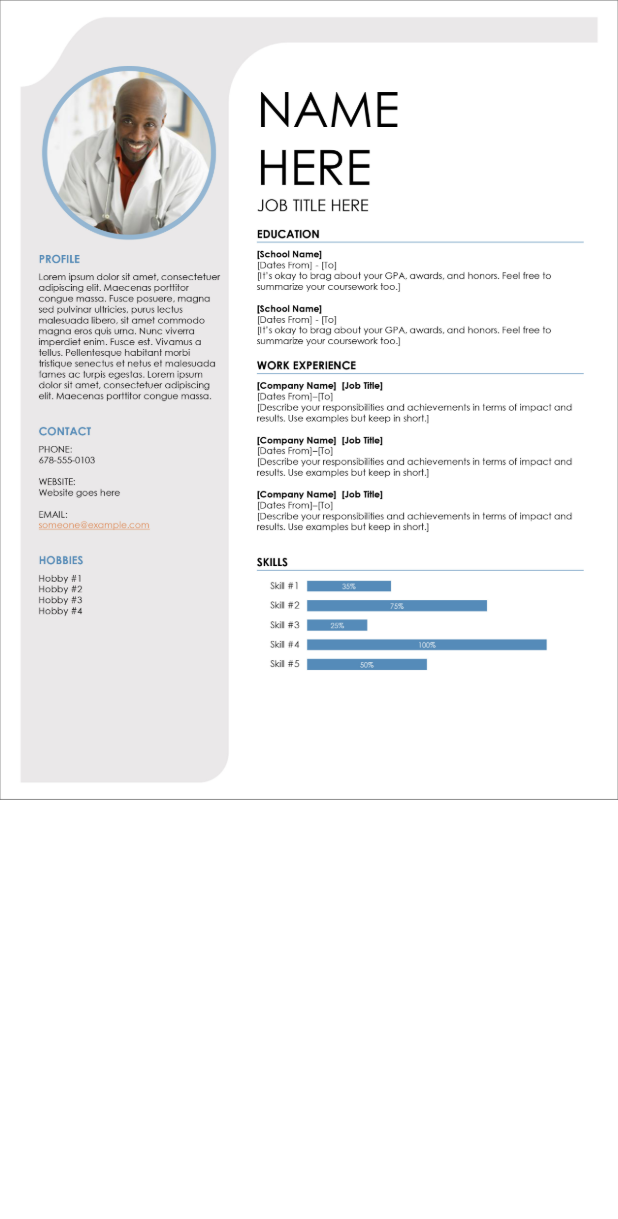
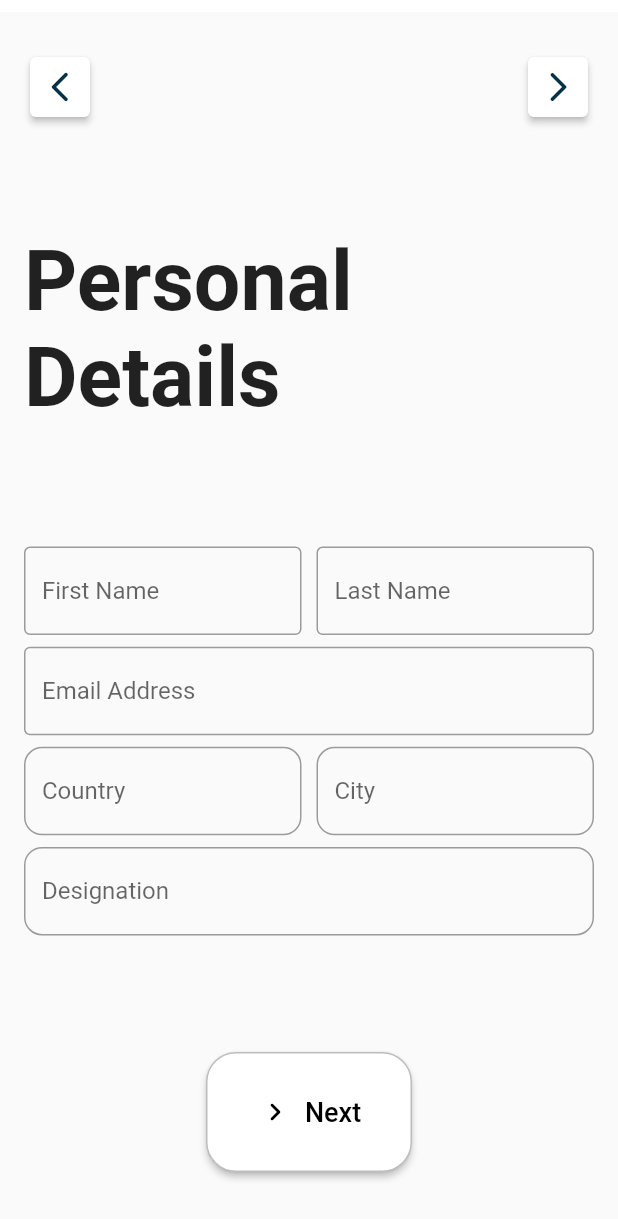
Before and after one commit to Aej75/CVcraft, a Flutter app: the EditTempletPage screen opened by its route, on a phone screen of 412 x 824 dp. Shown: the top 1219 px of the screen. Run offline on Flutter 3.47's test engine with Material 2 defaults, Android fonts, the phone set to English and light mode, and no system bars; our stand-ins replace auto_route, bloc, carousel_slider, flutter_advanced_drawer, flutter_bloc, flutter_onboarding_slider and 5 more; accounts and stored records are empty.

Commit message:
personal and resume objectives form

```diff
--- a/lib/core/routes/routes.dart
+++ b/lib/core/routes/routes.dart
@@ -2,11 +2,13 @@ import 'package:auto_route/annotations.dart';
 import 'package:cv_app/features/dashboard/presentation/pages/homepage.dart';
 import 'package:cv_app/features/onboarding/presentation/pages/onboarding.dart';
 
-import '../../features/dashboard/presentation/pages/edit_templet_page.dart';
+import '../../features/dashboard/presentation/pages/forms/personal_details.dart';
+import '../../features/dashboard/presentation/pages/forms/resume_objectives.dart';
 
 @AdaptiveAutoRouter(preferRelativeImports: true, routes: [
   AdaptiveRoute(page: OnboardingPage, initial: true),
   AdaptiveRoute(page: HomePage),
   AdaptiveRoute(page: EditTempletPage),
+  AdaptiveRoute(page: ResumeObjective)
 ])
 class $AppRouter {}
--- a/lib/core/widgets/blueprint.dart
+++ b/lib/core/widgets/blueprint.dart
@@ -1,22 +1,76 @@
 import 'package:flutter/material.dart';
 
-class BluePrint extends StatelessWidget {
-  final String? title;
+class BaseView extends StatelessWidget {
   final Widget body;
-  final bool noPadding;
-  final Color background;
+  final String? titleText;
+  final Color? appBarColor;
+  final Color? color;
+  final bool resizeToAvoidBottomInset;
+  final WillPopCallback? onBackCallback;
+  final List<Widget> actions;
+  final EdgeInsets padding;
+  final Widget? bottomSheet;
+  final Widget? bottomNavigationBar;
+  final Widget? leading;
+  final PreferredSizeWidget? bottomWidget;
+  final double elevation;
+  final bool automaticallyImplyiLeading;
+  final Widget? floatingActionButton;
 
-  const BluePrint(
-      {super.key,
-      this.title,
-      required this.body,
-      this.noPadding = false,
-      this.background = const Color.fromARGB(255, 86, 163, 252)});
+  const BaseView({
+    Key? key,
+    this.automaticallyImplyiLeading = true,
+    this.titleText,
+    required this.body,
+    this.appBarColor,
+    this.color,
+    this.resizeToAvoidBottomInset = true,
+    this.onBackCallback,
+    this.bottomSheet,
+    this.padding = const EdgeInsets.all(16.0),
+    this.actions = const [],
+    this.bottomNavigationBar,
+    this.bottomWidget,
+    this.elevation = 2,
+    this.leading,
+    this.floatingActionButton,
+  }) : super(key: key);
 
   @override
   Widget build(BuildContext context) {
-    return SafeArea(
-      child: Scaffold(backgroundColor: background, body: body),
+    return WillPopScope(
+        onWillPop: onBackCallback,
+        child: SafeArea(
+          minimum: const EdgeInsets.only(top: 8, bottom: 0),
+          child: Scaffold(
+            bottomNavigationBar: bottomNavigationBar,
+            bottomSheet: bottomSheet,
+            resizeToAvoidBottomInset: resizeToAvoidBottomInset,
+            appBar: toolbar(context),
+            body: Padding(padding: padding, child: body),
+            floatingActionButton: floatingActionButton,
+          ),
+        ));
+  }
+
+  PreferredSize toolbar(BuildContext context) {
+    return PreferredSize(
+      preferredSize: Size.fromHeight(bottomWidget != null
+          ? 140.0
+          : titleText != null
+              ? 56.0
+              : 0.0),
+      child: AppBar(
+        automaticallyImplyLeading: automaticallyImplyiLeading,
+        centerTitle: true,
+        leading: leading,
+        actions: actions,
+        elevation: elevation,
+        title: Text(
+          titleText ?? '',
+        ),
+        bottom: bottomWidget,
+      ),
     );
   }
 }
--- /dev/null
+++ b/lib/core/widgets/top_button.dart
@@ -0,0 +1,31 @@
+import 'package:cv_app/core/constants/colors.dart';
+import 'package:flutter/material.dart';
+
+class TopButton extends StatelessWidget {
+  final VoidCallback? onPressed;
+  final IconData? icon;
+  const TopButton({super.key, this.onPressed, this.icon});
+
+  @override
+  Widget build(BuildContext context) {
+    return Padding(
+      padding: const EdgeInsets.only(
+        top: 10,
+      ),
+      child: TextButton(
+        onPressed: onPressed,
+        style: TextButton.styleFrom(
+          elevation: 2,
+          foregroundColor: kDarkBlueColor,
+          backgroundColor: Colors.white,
+          padding: EdgeInsets.zero,
+          minimumSize: const Size(40, 40),
+        ),
+        child: Padding(
+          padding: const EdgeInsets.all(8.0),
+          child: Icon(icon),
+        ),
+      ),
+    );
+  }
+}
--- a/lib/features/dashboard/presentation/pages/edit_templet_page.dart
+++ /dev/null
@@ -1,41 +0,0 @@
-import 'package:cv_app/core/widgets/blueprint.dart';
-import 'package:flutter/material.dart';
-import 'package:zoom_widget/zoom_widget.dart';
-
-class EditTempletPage extends StatefulWidget {
-  const EditTempletPage({super.key});
-
-  @override
-  State<EditTempletPage> createState() => _EditTempletPageState();
-}
-
-class _EditTempletPageState extends State<EditTempletPage> {
-  final TextEditingController _controller = TextEditingController();
-  final int _scale = 1;
-  double imageHeight = 0.0;
-  double imageWidth = 0.0;
-  @override
-  Widget build(BuildContext context) {
-    return BluePrint(
-      background: Colors.white,
-      body: Zoom(
-        maxZoomWidth: MediaQuery.of(context).size.width,
-        maxZoomHeight: MediaQuery.of(context).size.height,
-        child: Form(
-          child: Column(
-            mainAxisAlignment: MainAxisAlignment.start,
-            children: [
-              Image.asset(
-                'assets/images/templets/cv.jpg',
-                fit: BoxFit.fitWidth,
-              ),
-              SingleChildScrollView(
-                child: Column(children: const []),
-              )
-            ],
-          ),
-        ),
-      ),
-    );
-  }
-}
--- /dev/null
+++ b/lib/features/dashboard/presentation/pages/forms/personal_details.dart
@@ -0,0 +1,182 @@
+import 'dart:io';
+
+import 'package:auto_route/auto_route.dart';
+import 'package:cv_app/core/routes/routes.gr.dart';
+import 'package:cv_app/core/widgets/blueprint.dart';
+import 'package:cv_app/core/widgets/top_button.dart';
+import 'package:flutter/material.dart';
+import 'package:pdf/widgets.dart' as pw;
+
+class EditTempletPage extends StatefulWidget {
+  const EditTempletPage({super.key});
+
+  @override
+  State<EditTempletPage> createState() => _EditTempletPageState();
+}
+
+class _EditTempletPageState extends State<EditTempletPage> {
+  final _formKey = GlobalKey<FormState>();
+
+  final TextEditingController _firstName = TextEditingController();
+  final TextEditingController _lastName = TextEditingController();
+  final TextEditingController _email = TextEditingController();
+  final TextEditingController _country = TextEditingController();
+  final TextEditingController _city = TextEditingController();
+  final TextEditingController _designation = TextEditingController();
+
+  final pdf = pw.Document();
+  readPdf() async {
+    final pdf = pw.Document();
+
+    pdf.addPage(
+      pw.Page(
+        build: (pw.Context context) => pw.Center(
+          child: pw.Text('Hello World!'),
+        ),
+      ),
+    );
+
+    final file = File('example.pdf');
+    await file.writeAsBytes(await pdf.save());
+  }
+
+  @override
+  void initState() {
+    // TODO: implement initState
+    super.initState();
+    // readPdf();
+  }
+
+  @override
+  Widget build(BuildContext context) {
+    return BaseView(
+      color: Colors.white,
+      body: Form(
+        key: _formKey,
+        child: SingleChildScrollView(
+            child: Column(
+          crossAxisAlignment: CrossAxisAlignment.start,
+          children: [
+            Row(
+              mainAxisAlignment: MainAxisAlignment.spaceBetween,
+              children: [
+                TopButton(
+                  icon: Icons.arrow_back_ios_new_rounded,
+                  onPressed: () {
+                    Navigator.pop(context); // Pop the current route
+                  },
+                ),
+                TopButton(
+                  icon: Icons.arrow_forward_ios_rounded,
+                  onPressed: () {},
+                ),
+              ],
+            ),
+            SizedBox(
+              height: MediaQuery.of(context).size.height / 3,
+              child: const Align(
+                alignment: AlignmentDirectional.centerStart,
+                child: Text(
+                  'Personal\nDetails',
+                  style: TextStyle(fontSize: 55, fontWeight: FontWeight.w600),
+                ),
+              ),
+            ),
+            SizedBox(
+              height: MediaQuery.of(context).size.height / 3,
+              child: Column(
+                mainAxisAlignment: MainAxisAlignment.spaceEvenly,
+                crossAxisAlignment: CrossAxisAlignment.start,
+                children: [
+                  Row(
+                    children: [
+                      Expanded(
+                          child: TextFormField(
+                        controller: _firstName,
+                        decoration: const InputDecoration(
+                            hintText: 'First Name',
+                            border: OutlineInputBorder()),
+                      )),
+                      const SizedBox(
+                        width: 10,
+                      ),
+                      Expanded(
+                          child: TextFormField(
+                        controller: _lastName,
+                        decoration: const InputDecoration(
+                            hintText: 'Last Name',
+                            border: OutlineInputBorder()),
+                      ))
+                    ],
+                  ),
+                  TextFormField(
+                    controller: _email,
+                    decoration: const InputDecoration(
+                        hintText: 'Email Address',
+                        border: OutlineInputBorder()),
+                  ),
+                  Row(
+                    children: [
+                      Expanded(
+                          child: TextFormField(
+                        controller: _country,
+                        decoration: InputDecoration(
+                            hintText: 'Country',
+                            border: OutlineInputBorder(
+                                borderRadius: BorderRadius.circular(12))),
+                      )),
+                      const SizedBox(
+                        width: 10,
+                      ),
+                      Expanded(
+                          child: TextFormField(
+                        controller: _city,
+                        decoration: InputDecoration(
+                            hintText: 'City',
+                            border: OutlineInputBorder(
+                                borderRadius: BorderRadius.circular(12))),
+                      ))
+                    ],
+                  ),
+                  TextFormField(
+                    controller: _designation,
+                    decoration: InputDecoration(
+                        hintText: 'Designation',
+                        border: OutlineInputBorder(
+                            borderRadius: BorderRadius.circular(12))),
+                  ),
+                ],
+              ),
+            ),
+            const SizedBox(height: 70),
+            Align(
+              alignment: AlignmentDirectional.center,
+              child: SizedBox(
+                height: 80,
+                width: MediaQuery.of(context).size.width / 3,
+                child: TextButton.icon(
+                  onPressed: () {
+                    _formKey.currentState!.save();
+                    context.router.push(const ResumeObjectiveRoute());
+                  },
+                  icon: const Icon(Icons.navigate_next_rounded),
+                  label: const Text(
+                    'Next',
+                    style: TextStyle(fontSize: 18),
+                  ),
+                  style: TextButton.styleFrom(
+                      foregroundColor: Colors.black,
+                      shape: RoundedRectangleBorder(
+                          borderRadius: BorderRadius.circular(20),
+                          side: const BorderSide(color: Colors.black26)),
+                      elevation: 2,
+                      backgroundColor: Colors.white),
+                ),
+              ),
+            )
+          ],
+        )),
+      ),
+    );
+  }
+}
--- /dev/null
+++ b/lib/features/dashboard/presentation/pages/forms/resume_objectives.dart
@@ -0,0 +1,77 @@
+import 'package:cv_app/core/widgets/blueprint.dart';
+import 'package:flutter/material.dart';
+
+import '../../../../../core/widgets/top_button.dart';
+
+class ResumeObjective extends StatelessWidget {
+  const ResumeObjective({super.key});
+
+  @override
+  Widget build(BuildContext context) {
+    return BaseView(
+        body: SingleChildScrollView(
+      child: Column(
+        children: [
+          Row(
+            mainAxisAlignment: MainAxisAlignment.spaceBetween,
+            children: [
+              TopButton(
+                icon: Icons.arrow_back_ios_new_rounded,
+                onPressed: () {
+                  Navigator.pop(context); // Pop the current route
+                },
+              ),
+              TopButton(
+                icon: Icons.arrow_forward_ios_rounded,
+                onPressed: () {},
+              ),
+            ],
+          ),
+          SizedBox(
+            height: MediaQuery.of(context).size.height / 3,
+            child: const Align(
+              alignment: AlignmentDirectional.centerStart,
+              child: Text(
+                'Resume\nObjectives',
+                style: TextStyle(fontSize: 55, fontWeight: FontWeight.w600),
+              ),
+            ),
+          ),
+          SizedBox(
+            height: MediaQuery.of(context).size.height / 3,
+            child: TextFormField(
+              // keyboardType: TextInputType.multiline,
+              maxLines: 7,
+              decoration: const InputDecoration(
+                  border: OutlineInputBorder(),
+                  hintText: 'Resume objective/summary'),
+            ),
+          ),
+          const SizedBox(height: 70),
+          Align(
+            alignment: AlignmentDirectional.center,
+            child: SizedBox(
+              height: 80,
+              width: MediaQuery.of(context).size.width / 3,
+              child: TextButton.icon(
+                onPressed: () {},
+                icon: const Icon(Icons.navigate_next_rounded),
+                label: const Text(
+                  'Next',
+                  style: TextStyle(fontSize: 18),
+                ),
+                style: TextButton.styleFrom(
+                    foregroundColor: Colors.black,
+                    shape: RoundedRectangleBorder(
+                        borderRadius: BorderRadius.circular(20),
+                        side: const BorderSide(color: Colors.black26)),
+                    elevation: 2,
+                    backgroundColor: Colors.white),
+              ),
+            ),
+          )
+        ],
+      ),
+    ));
+  }
+}
--- a/lib/features/dashboard/presentation/pages/homepage.dart
+++ b/lib/features/dashboard/presentation/pages/homepage.dart
@@ -97,8 +97,7 @@ class _HomePageState extends State<HomePage> {
           ),
         ),
       ),
-      child: BluePrint(
-        noPadding: true,
+      child: BaseView(
         body: SingleChildScrollView(
           child: Column(
             crossAxisAlignment: CrossAxisAlignment.start,
--- a/pubspec.yaml
+++ b/pubspec.yaml
@@ -37,7 +37,8 @@ dependencies:
   carousel_slider: ^4.2.1
   styled_widget: ^0.4.1
   zoom_widget: ^2.0.0
-  flutter_html: ^0.11.1
+  flutter_html: ^3.0.0-alpha.5
+  pdf: ^3.8.4
 
 dev_dependencies:
   flutter_test:
```
Also changed, not shown: lib/core/widgets/dropdown.dart (added, +36 -0 lines), lib/core/routes/routes.gr.dart, lib/features/dashboard/presentation/pages/forms/skills.dart (added), pubspec.lock.
